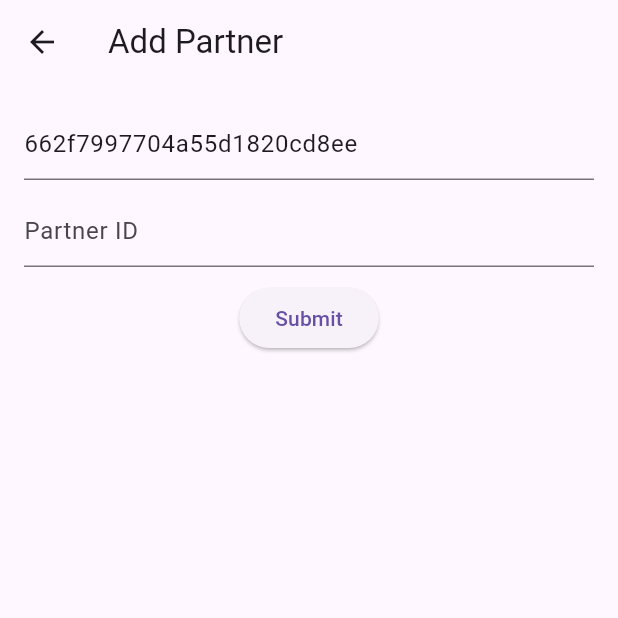
After one commit to InventoryLite/wapas-flutter, a Flutter app: the screen it shows after launch, in the side drawer, after a tap on "Add Partner", on a phone screen of 412 x 824 dp, the top half of it. The commit adds this screen. Run offline on Flutter 3.47's test engine with Material 3 defaults, Android fonts, the phone set to English and light mode, and no system bars; our stand-ins replace confetti, plugin_platform_interface; network calls fail.

Commit message:
savePartner integration and example app fixes

```diff
--- /dev/null
+++ b/example/lib/add_partner_screen.dart
@@ -0,0 +1,68 @@
+import 'package:flutter/material.dart';
+
+import 'package:wapas/wapas.dart';
+
+class AddPartnerScreen extends StatefulWidget {
+  final Wapas wapasPlugin;
+
+  AddPartnerScreen({super.key, required this.wapasPlugin});
+
+  @override
+  State<AddPartnerScreen> createState() => _AddPartnerScreenState();
+}
+
+class _AddPartnerScreenState extends State<AddPartnerScreen> {
+  TextEditingController parentIdController = new TextEditingController();
+  TextEditingController partnerIdController = new TextEditingController();
+
+  @override
+  void initState() {
+    super.initState();
+    parentIdController.text = "662f7997704a55d1820cd8ee";
+  }
+
+  void doSavePartner() async {
+    if (partnerIdController.text.isNotEmpty) {
+      await widget.wapasPlugin.savePartner({
+        "isActive": true,
+        "parentId": parentIdController.text,
+        "partnerId": partnerIdController.text,
+      });
+      ScaffoldMessenger.of(context)
+          .showSnackBar(SnackBar(content: Text('Partner saved!')));
+    } else {
+      ScaffoldMessenger.of(context)
+          .showSnackBar(SnackBar(content: Text('Please fill both fields')));
+    }
+  }
+
+  @override
+  Widget build(BuildContext context) {
+    return Scaffold(
+      appBar: AppBar(
+        title: const Text('Add Partner'),
+      ),
+      body: Container(
+        padding: EdgeInsets.all(16),
+        child: Column(
+          children: [
+            TextField(
+              controller: parentIdController,
+              decoration: InputDecoration(hintText: 'Parent ID'),
+            ),
+            SizedBox(height: 10),
+            TextField(
+              controller: partnerIdController,
+              decoration: InputDecoration(hintText: 'Partner ID'),
+            ),
+            SizedBox(height: 10),
+            ElevatedButton(
+              onPressed: doSavePartner,
+              child: Text('Submit'),
+            ),
+          ],
+        ),
+      ),
+    );
+  }
+}
--- a/example/lib/main.dart
+++ b/example/lib/main.dart
@@ -5,14 +5,16 @@ import 'package:flutter/material.dart';
 import 'dart:async';
 
 import 'package:flutter/services.dart';
-import 'package:wapas/models/achievement_list_model.dart';
 import 'package:wapas/models/achievement_model.dart';
 import 'package:wapas/models/config_model.dart';
+import 'package:wapas/models/user_achievement_list_model.dart';
 import 'package:wapas/wapas.dart';
+import 'package:wapas_example/add_partner_screen.dart';
 
-const applicationId = "72d60757-152e-4d86-9d07-373c3d3a2634";
-const clientId = "MLM2@72d60757-152e-4d86-9d07-373c3d3a2634.wab";
-const clientSecret = "87716c1f-24c3-4633-93d6-ca8796e2c761";
+// TODO : Add your crdentials
+const applicationId = "";
+const clientId = "";
+const clientSecret = "";
 const version = "";
 
 void main() {
@@ -29,6 +31,7 @@ class MyApp extends StatefulWidget {
 class _MyAppState extends State<MyApp> {
   String _platformVersion = 'Unknown';
   final _wapasPlugin = Wapas();
+  final navigatorKey = GlobalKey<NavigatorState>();
 
   AchievementModel? _achievement;
   late ConfettiController _confettiController;
@@ -76,11 +79,11 @@ class _MyAppState extends State<MyApp> {
         clientId: clientId,
         clientSecret: clientSecret,
         version: version);
-    AchievementList? achievementsList;
+    UserAchievementListModel? achievementsList;
     try {
-      await _wapasPlugin.init(config); // initialize the library
+      await _wapasPlugin.init(config!); // initialize the library
       achievementsList = await _wapasPlugin.getUnacknowledgedAchievements(
-        "1b930cae-010c-489a-91aa-b57717ec50b0",
+        "662f7997704a55d1820cd8ee",
       ); // get all achievements
     } on PlatformException {
       // Log exception and report studio@gameolive.com
@@ -88,9 +91,13 @@ class _MyAppState extends State<MyApp> {
 
     if (achievementsList!.rows != null) {
       if (achievementsList!.rows!.isNotEmpty) {
+        if (achievementsList!.rows![0].achievement != null) {
           setState(() {
-          _achievement = achievementsList!.rows![0];
+            _achievement = achievementsList!.rows![0].achievement;
           });
+
+          showAchievement(navigatorKey.currentContext!);
+        }
       }
     }
   }
@@ -101,6 +108,9 @@ class _MyAppState extends State<MyApp> {
       context: context,
       builder: (BuildContext context) => Align(
         alignment: Alignment.center,
+        child: Scaffold(
+          backgroundColor: Colors.transparent,
+          body: Center(
             child: Container(
               width: 240,
               height: 300,
@@ -110,7 +120,30 @@ class _MyAppState extends State<MyApp> {
                 color: Colors.white,
               ),
               child: Column(
-            children: [Text(_achievement!.title.toString())],
+                children: [
+                  Align(
+                    alignment: Alignment.topRight,
+                    child: GestureDetector(
+                      onTap: () {
+                        navigatorKey.currentState!.pop();
+                        _confettiController.stop();
+                      },
+                      child: Icon(Icons.close),
+                    ),
+                  ),
+                  SizedBox(
+                    height: 20,
+                  ),
+                  Text(
+                    _achievement!.title.toString(),
+                    textAlign: TextAlign.center,
+                    style: TextStyle(
+                      fontWeight: FontWeight.bold,
+                    ),
+                  )
+                ],
+              ),
+            ),
           ),
         ),
       ),
@@ -145,9 +178,36 @@ class _MyAppState extends State<MyApp> {
   @override
   Widget build(BuildContext context) {
     return MaterialApp(
+      navigatorKey: navigatorKey,
       home: Scaffold(
         appBar: AppBar(
           title: const Text('Plugin example app'),
+        ),
+        drawer: Drawer(
+          child: ListView(
+            // Important: Remove any padding from the ListView.
+            padding: EdgeInsets.zero,
+            children: [
+              const DrawerHeader(
+                decoration: BoxDecoration(
+                  color: Colors.blue,
+                ),
+                child: Text('Plugin example app'),
+              ),
+              ListTile(
+                title: const Text('Add Partner'),
+                onTap: () {
+                  navigatorKey.currentState!.push(
+                    MaterialPageRoute(
+                      builder: (context) => AddPartnerScreen(
+                        wapasPlugin: _wapasPlugin,
+                      ),
+                    ),
+                  );
+                },
+              ),
+            ],
+          ),
         ),
         body: _achievement != null
             ? Stack(
--- /dev/null
+++ b/lib/models/user_achievement_list_model.dart
@@ -0,0 +1,27 @@
+import 'package:wapas/models/user_achievement_model.dart';
+
+class UserAchievementListModel {
+  List<UserAchievementModel>? rows;
+  int? count;
+
+  UserAchievementListModel({this.rows, this.count});
+
+  UserAchievementListModel.fromJson(Map<String, dynamic> json) {
+    if (json['rows'] != null) {
+      rows = <UserAchievementModel>[];
+      json['rows'].forEach((v) {
+        rows!.add(new UserAchievementModel.fromJson(v));
+      });
+    }
+    count = json['count'];
+  }
+
+  Map<String, dynamic> toJson() {
+    final Map<String, dynamic> data = new Map<String, dynamic>();
+    if (this.rows != null) {
+      data['rows'] = this.rows!.map((v) => v.toJson()).toList();
+    }
+    data['count'] = this.count;
+    return data;
+  }
+}
--- /dev/null
+++ b/lib/models/user_achievement_model.dart
@@ -0,0 +1,94 @@
+import 'package:wapas/models/achievement_model.dart';
+
+class UserAchievementModel {
+  String? validUpTo;
+  String? id;
+  String? achieverId;
+  String? achieverName;
+  bool? isAcknowledged;
+  String? acknowledgedAt;
+  String? uniqueReference;
+  String? achievementIdentifier;
+  String? progress;
+  bool? optOut;
+  String? additionalData;
+  String? importHash;
+  String? createdAt;
+  String? updatedAt;
+  String? deletedAt;
+  String? tenantId;
+  String? createdById;
+  String? updatedById;
+  AchievementModel? achievement;
+
+  UserAchievementModel(
+      {this.validUpTo,
+      this.id,
+      this.achieverId,
+      this.achieverName,
+      this.isAcknowledged,
+      this.acknowledgedAt,
+      this.uniqueReference,
+      this.achievementIdentifier,
+      this.progress,
+      this.optOut,
+      this.additionalData,
+      this.importHash,
+      this.createdAt,
+      this.updatedAt,
+      this.deletedAt,
+      this.tenantId,
+      this.createdById,
+      this.updatedById,
+      this.achievement});
+
+  UserAchievementModel.fromJson(Map<String, dynamic> json) {
+    validUpTo = json['validUpTo'];
+    id = json['id'];
+    achieverId = json['achieverId'];
+    achieverName = json['achieverName'];
+    isAcknowledged = json['isAcknowledged'];
+    acknowledgedAt = json['acknowledgedAt'];
+    uniqueReference = json['uniqueReference'];
+    achievementIdentifier = json['achievementIdentifier'];
+    progress = json['progress'];
+    optOut = json['optOut'];
+    additionalData = json['additionalData'];
+    importHash = json['importHash'];
+    createdAt = json['createdAt'];
+    updatedAt = json['updatedAt'];
+    deletedAt = json['deletedAt'];
+    tenantId = json['tenantId'];
+    createdById = json['createdById'];
+    updatedById = json['updatedById'];
+    achievement = json["achievement"] == null
+        ? null
+        : AchievementModel.fromJson(json["achievement"]);
+  }
+
+  Map<String, dynamic> toJson() {
+    final Map<String, dynamic> data = new Map<String, dynamic>();
+    data['validUpTo'] = this.validUpTo;
+    data['id'] = this.id;
+    data['achieverId'] = this.achieverId;
+    data['achieverName'] = this.achieverName;
+    data['isAcknowledged'] = this.isAcknowledged;
+    data['acknowledgedAt'] = this.acknowledgedAt;
+    data['uniqueReference'] = this.uniqueReference;
+    data['achievementIdentifier'] = this.achievementIdentifier;
+    data['progress'] = this.progress;
+    data['optOut'] = this.optOut;
+    data['additionalData'] = this.additionalData;
+    data['importHash'] = this.importHash;
+    data['createdAt'] = this.createdAt;
+    data['updatedAt'] = this.updatedAt;
+    data['deletedAt'] = this.deletedAt;
+    data['tenantId'] = this.tenantId;
+    data['createdById'] = this.createdById;
+    data['updatedById'] = this.updatedById;
+    if (this.achievement != null) {
+      data['achievement'] = this.achievement!.toJson();
+    }
+    return data;
+  }
+}
--- a/lib/services/achievement_service.dart
+++ b/lib/services/achievement_service.dart
@@ -4,6 +4,7 @@ import 'package:wapas/constants.dart';
 import 'package:wapas/models/achievement_list_model.dart';
 import 'package:http/http.dart' as http;
 import 'package:wapas/models/config_model.dart';
+import 'package:wapas/models/user_achievement_list_model.dart';
 
 Future<AchievementList> fetchAvailableAchievements(
     int limit, int offset, Config config) async {
@@ -42,7 +43,7 @@ Future<AchievementList> fetchAvailableAchievements(
   }
 }
 
-Future<AchievementList> fetchUnacknowledgedAchievements(
+Future<UserAchievementListModel> fetchUnacknowledgedAchievements(
     String userId, Config config) async {
   String path =
       '${constants.API_HOST}/tenant/${config.applicationId}/user-achievements/get-unacknowledged/$userId';
@@ -67,7 +68,8 @@ Future<AchievementList> fetchUnacknowledgedAchievements(
     var achievementResponse = jsonDecode(rb) as Map<String, dynamic>;
 
     // iterate over the list and map each object in list to Img by calling Img.fromJson
-    AchievementList achievementList = AchievementList.fromJson(
+    UserAchievementListModel achievementList =
+        UserAchievementListModel.fromJson(
       achievementResponse,
     );
 
```
Also changed, not shown: lib/services/partner_service.dart (added, +29 -0 lines), lib/wapas.dart (+8 -1 lines), lib/wapas_method_channel.dart (+11 -1 lines), lib/wapas_platform_interface.dart (+8 -1 lines). Lines whose indentation alone changed are shown as unchanged.
